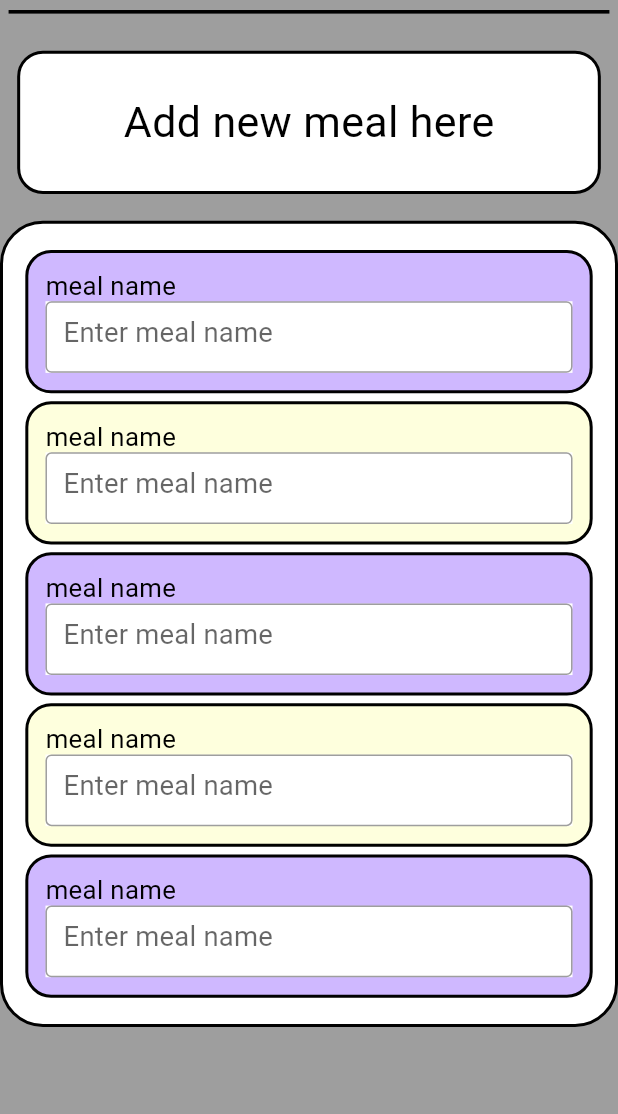
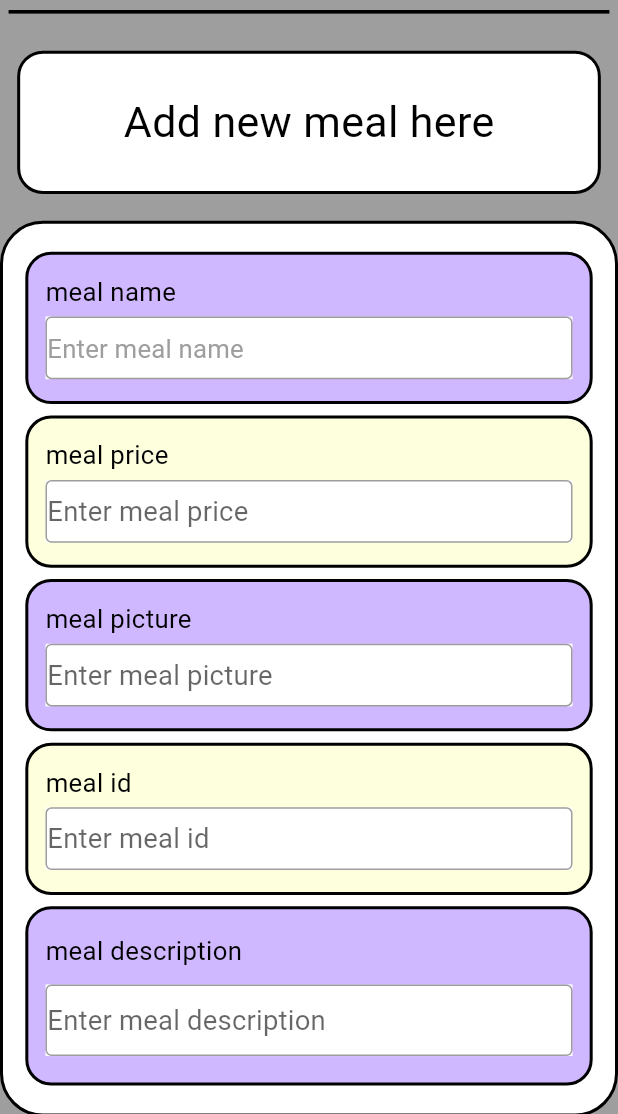
Before and after one commit to MuhanadIbrahim/food_delivery_app_restaurant, a Flutter app: the AddMealScrean screen opened by its route, on a phone screen of 412 x 824 dp, the part 122-1236 px from its top. Run offline on Flutter 3.47's test engine with Material 2 defaults, Android fonts, the phone set to English and light mode, and no system bars; our stand-ins replace cloud_firestore, device_preview, equatable, firebase_auth, firebase_core, firebase_storage and 3 more; accounts and stored records are empty.

Commit message:
readjust the code logic for add meal

```diff
--- a/lib/data/firebase_restaurant_repository.dart
+++ b/lib/data/firebase_restaurant_repository.dart
@@ -348,9 +348,10 @@ class FirebaseRestaurantRepository implements RestaurantRepository {
           .collection('meals');
       await mealsCollection.add({
         'name': meal.name,
-
+        'picture': meal.picture,
         'price': meal.price,
         'description': meal.description,
+        'id': meal.id
         // ... other meal details
       });
 
--- a/lib/presentation/screans/add_meals_screan.dart
+++ b/lib/presentation/screans/add_meals_screan.dart
@@ -83,7 +83,7 @@ class AddMealScrean extends StatelessWidget {
             ),
             Container(
               padding: EdgeInsets.all(13.r),
-              height: 450.h,
+              height: 500.h,
               width: 370.w,
               decoration: BoxDecoration(
                 borderRadius: BorderRadius.circular(25.r),
@@ -99,7 +99,7 @@ class AddMealScrean extends StatelessWidget {
                 children: [
                   Container(
                     padding: EdgeInsets.all(10.r),
-                    height: 80.h,
+                    height: 85.h,
                     width: 340.w,
                     decoration: BoxDecoration(
                       borderRadius: BorderRadius.circular(15.r),
@@ -120,12 +120,17 @@ class AddMealScrean extends StatelessWidget {
                         ),
                         Container(
                           color: Colors.white,
-                          height: 40.h,
+                          height: 35.h,
                           child: TextField(
                             decoration: InputDecoration(
+                              contentPadding:
+                                  EdgeInsets.only(top: 1.h, left: 1.w),
                               border: OutlineInputBorder(),
                               hintText: 'Enter meal name',
+                              hintStyle: TextStyle(
+                                  color: Colors.grey, fontSize: 15.sp),
                             ),
+                            style: TextStyle(color: Colors.black),
                           ),
                         ),
                       ],
@@ -133,7 +138,7 @@ class AddMealScrean extends StatelessWidget {
                   ),
                   Container(
                     padding: EdgeInsets.all(10.r),
-                    height: 80.h,
+                    height: 85.h,
                     width: 340.w,
                     decoration: BoxDecoration(
                       borderRadius: BorderRadius.circular(15.r),
@@ -148,18 +153,21 @@ class AddMealScrean extends StatelessWidget {
                       mainAxisAlignment: MainAxisAlignment.spaceAround,
                       children: [
                         Text(
-                          'meal name',
+                          'meal price',
                           style:
                               TextStyle(color: Colors.black, fontSize: 15.sp),
                         ),
                         Container(
                           color: Colors.white,
-                          height: 40.h,
+                          height: 35.h,
                           child: TextField(
                             decoration: InputDecoration(
+                              contentPadding:
+                                  EdgeInsets.only(top: 1.h, left: 1.w),
                               border: OutlineInputBorder(),
-                              hintText: 'Enter meal name',
+                              hintText: 'Enter meal price',
                             ),
+                            style: TextStyle(color: Colors.black),
                           ),
                         ),
                       ],
@@ -167,7 +175,7 @@ class AddMealScrean extends StatelessWidget {
                   ),
                   Container(
                     padding: EdgeInsets.all(10.r),
-                    height: 80.h,
+                    height: 85.h,
                     width: 340.w,
                     decoration: BoxDecoration(
                       borderRadius: BorderRadius.circular(15.r),
@@ -182,18 +190,21 @@ class AddMealScrean extends StatelessWidget {
                       mainAxisAlignment: MainAxisAlignment.spaceAround,
                       children: [
                         Text(
-                          'meal name',
+                          'meal picture',
                           style:
                               TextStyle(color: Colors.black, fontSize: 15.sp),
                         ),
                         Container(
                           color: Colors.white,
-                          height: 40.h,
+                          height: 35.h,
                           child: TextField(
                             decoration: InputDecoration(
+                              contentPadding:
+                                  EdgeInsets.only(top: 1.h, left: 1.w),
                               border: OutlineInputBorder(),
-                              hintText: 'Enter meal name',
+                              hintText: 'Enter meal picture',
                             ),
+                            style: TextStyle(color: Colors.black),
                           ),
                         ),
                       ],
@@ -201,7 +212,7 @@ class AddMealScrean extends StatelessWidget {
                   ),
                   Container(
                     padding: EdgeInsets.all(10.r),
-                    height: 80.h,
+                    height: 85.h,
                     width: 340.w,
                     decoration: BoxDecoration(
                       borderRadius: BorderRadius.circular(15.r),
@@ -216,18 +227,21 @@ class AddMealScrean extends StatelessWidget {
                       mainAxisAlignment: MainAxisAlignment.spaceAround,
                       children: [
                         Text(
-                          'meal name',
+                          'meal id',
                           style:
                               TextStyle(color: Colors.black, fontSize: 15.sp),
                         ),
                         Container(
                           color: Colors.white,
-                          height: 40.h,
+                          height: 35.h,
                           child: TextField(
                             decoration: InputDecoration(
+                              contentPadding:
+                                  EdgeInsets.only(top: 1.h, left: 1.w),
                               border: OutlineInputBorder(),
-                              hintText: 'Enter meal name',
+                              hintText: 'Enter meal id',
                             ),
+                            style: TextStyle(color: Colors.black),
                           ),
                         ),
                       ],
@@ -235,7 +249,7 @@ class AddMealScrean extends StatelessWidget {
                   ),
                   Container(
                     padding: EdgeInsets.all(10.r),
-                    height: 80.h,
+                    height: 100.h,
                     width: 340.w,
                     decoration: BoxDecoration(
                       borderRadius: BorderRadius.circular(15.r),
@@ -250,7 +264,7 @@ class AddMealScrean extends StatelessWidget {
                       mainAxisAlignment: MainAxisAlignment.spaceAround,
                       children: [
                         Text(
-                          'meal name',
+                          'meal description',
                           style:
                               TextStyle(color: Colors.black, fontSize: 15.sp),
                         ),
@@ -259,9 +273,12 @@ class AddMealScrean extends StatelessWidget {
                           height: 40.h,
                           child: TextField(
                             decoration: InputDecoration(
+                              contentPadding:
+                                  EdgeInsets.only(top: 1.h, left: 1.w),
                               border: OutlineInputBorder(),
-                              hintText: 'Enter meal name',
+                              hintText: 'Enter meal description',
                             ),
+                            style: TextStyle(color: Colors.black),
                           ),
                         ),
                       ],
```
